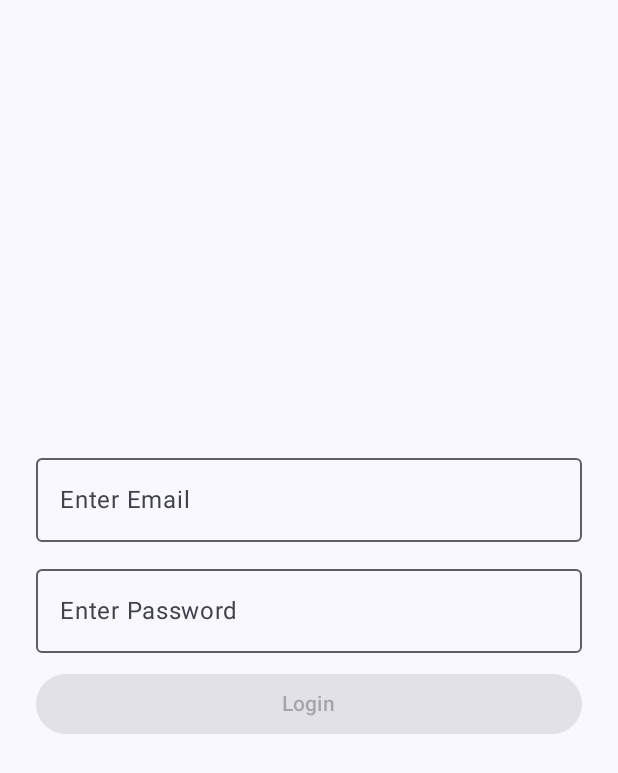
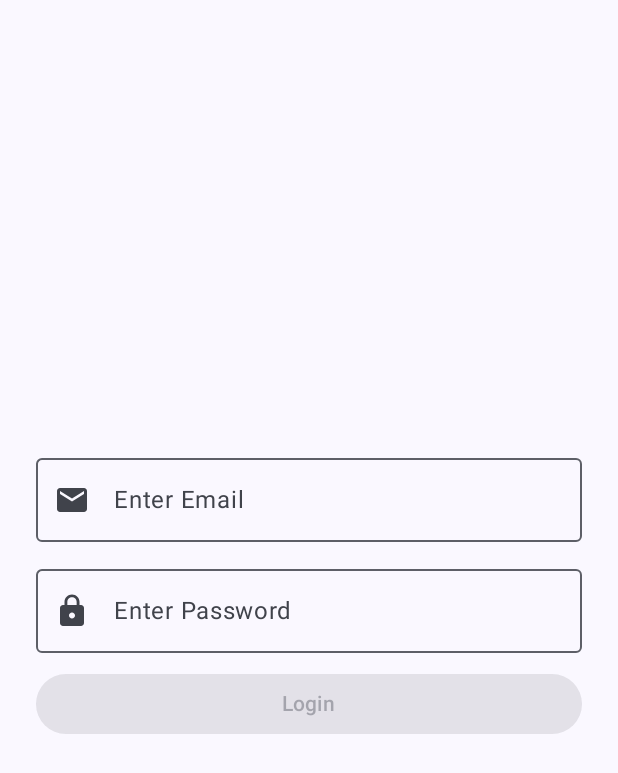
Before and after one commit to DianPandus/PapbPrak, an Android app built with Jetpack Compose: the screen it shows after launch (MainActivity), on a phone screen of 412 x 824 dp. Shown: the top 773 px of the screen. Run offline under Robolectric (Android 15) with nearby library versions, the phone set to English and light mode, and no system bars; our stand-ins replace Firebase (no records; nobody signed in at launch, a user with empty details on screens opened directly).

Commit message:
add icon

```diff
--- a/app/src/main/java/com/yanz/projectpapb/MainActivity.kt
+++ b/app/src/main/java/com/yanz/projectpapb/MainActivity.kt
@@ -7,10 +7,14 @@ import androidx.activity.ComponentActivity
 import androidx.activity.compose.setContent
 import androidx.compose.foundation.layout.*
 import androidx.compose.foundation.text.KeyboardOptions
+import androidx.compose.material.icons.Icons
+import androidx.compose.material.icons.filled.Email
+import androidx.compose.material.icons.filled.Lock
 import androidx.compose.material3.*
 import androidx.compose.runtime.*
 import androidx.compose.ui.Alignment
 import androidx.compose.ui.Modifier
+import androidx.compose.ui.graphics.Color
 import androidx.compose.ui.text.input.ImeAction
 import androidx.compose.ui.text.input.KeyboardType
 import androidx.compose.ui.unit.dp
@@ -58,11 +62,12 @@ fun MainScreen(auth: FirebaseAuth, onNavigateToList: () -> Unit) {
         verticalArrangement = Arrangement.Center,
         horizontalAlignment = Alignment.CenterHorizontally
     ) {
-        // Email Input Field
+        // Email Input Field with Icon
         OutlinedTextField(
             value = email,
             onValueChange = { email = it },
             label = { Text("Enter Email") },
+            leadingIcon = { Icon(Icons.Filled.Email, contentDescription = "Email Icon") }, // Icon for email
             modifier = Modifier.fillMaxWidth(),
             keyboardOptions = KeyboardOptions(
                 keyboardType = KeyboardType.Email,
@@ -73,11 +78,12 @@ fun MainScreen(auth: FirebaseAuth, onNavigateToList: () -> Unit) {
 
         Spacer(modifier = Modifier.height(10.dp))
 
-        // Password Input Field
+        // Password Input Field with Icon
         OutlinedTextField(
             value = password,
             onValueChange = { password = it },
             label = { Text("Enter Password") },
+            leadingIcon = { Icon(Icons.Filled.Lock, contentDescription = "Lock Icon") }, // Icon for password
             modifier = Modifier.fillMaxWidth(),
             keyboardOptions = KeyboardOptions(
                 keyboardType = KeyboardType.Password,
@@ -105,7 +111,6 @@ fun MainScreen(auth: FirebaseAuth, onNavigateToList: () -> Unit) {
             Text("Login")
         }
 
-
         Spacer(modifier = Modifier.height(10.dp))
 
         // Display Login Message
```
Also changed, not shown: 2 other files.
